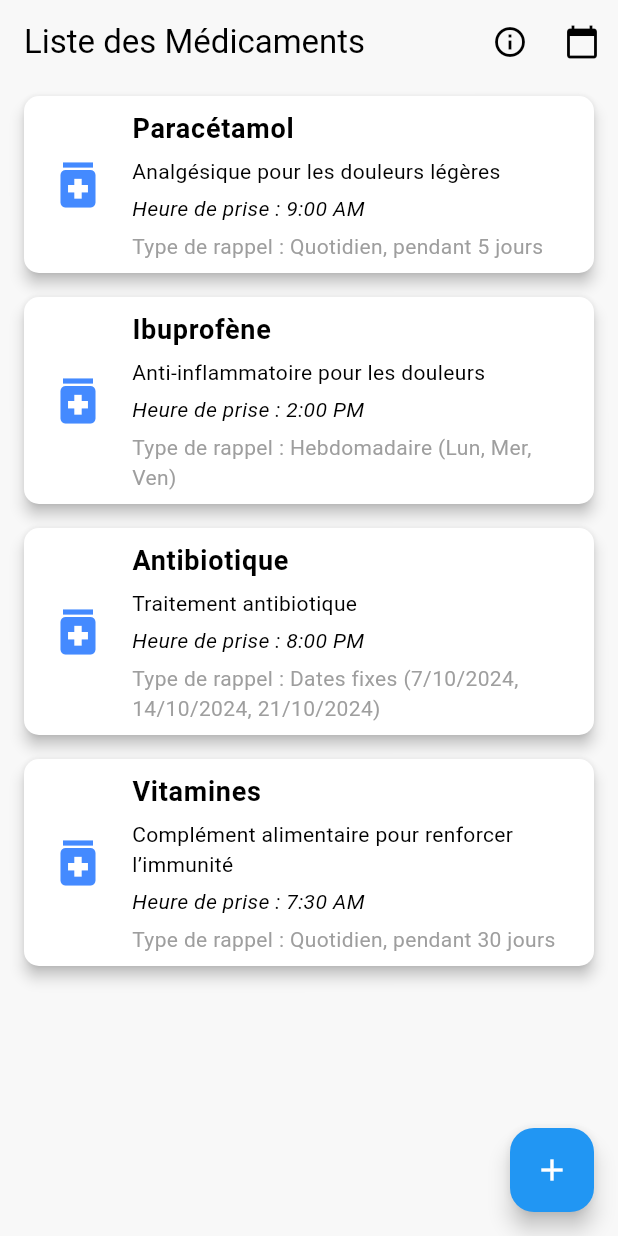
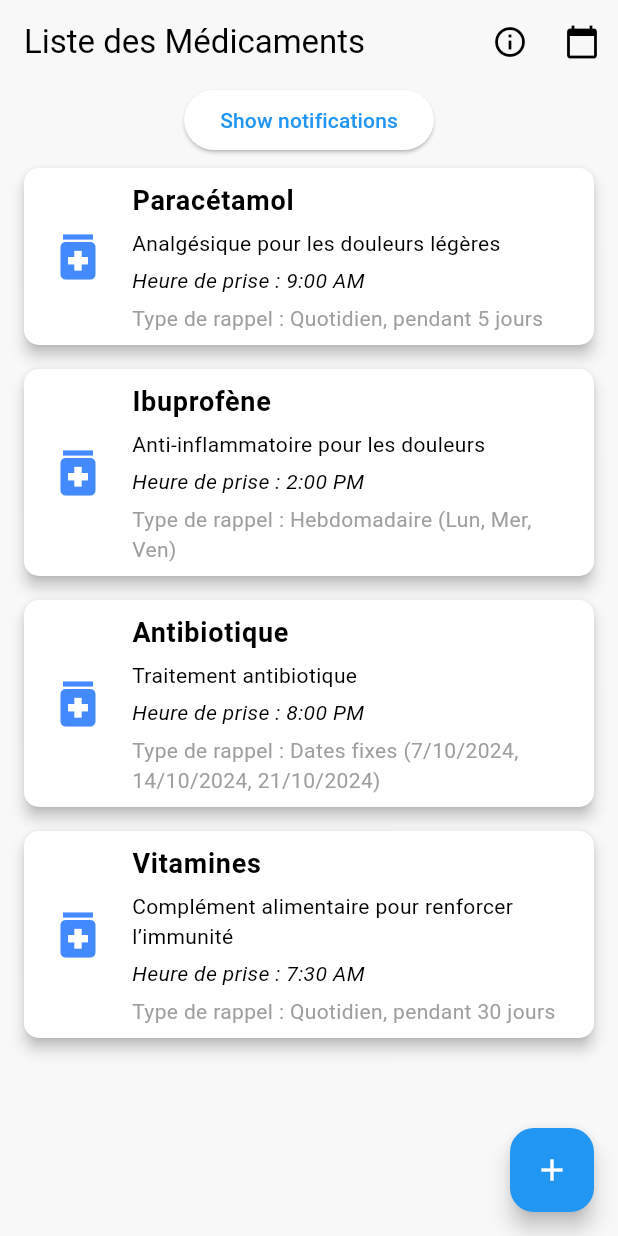
Before and after one commit to Bowo73/Workshop_E1I1_EPSI, a Flutter app: the screen it shows after launch, on a phone screen of 412 x 824 dp. Run offline on Flutter 3.47's test engine with Material 3 defaults, Android fonts, the phone set to English and light mode, and no system bars; our stand-ins replace flutter_local_notifications, table_calendar.

Commit message:
notifications

```diff
--- a/meditrack/lib/main.dart
+++ b/meditrack/lib/main.dart
@@ -1,8 +1,10 @@
-// ... autres imports
 import 'package:flutter/material.dart';
 import 'package:meditrack/modules/home/view.dart';
+import 'package:meditrack/services/notifi_service.dart';
 
 void main() {
+  WidgetsFlutterBinding.ensureInitialized();
+  NotificationService().initNotification();
   runApp(const MainApp());
 }
 
--- a/meditrack/lib/modules/home/view.dart
+++ b/meditrack/lib/modules/home/view.dart
@@ -3,8 +3,10 @@ import 'package:meditrack/modules/calendar/view.dart';
 import 'package:meditrack/modules/emergency/view.dart';
 import 'package:meditrack/modules/medic/viewAddMedic.dart'; // Importation de la vue pour ajouter un médicament
 import 'package:meditrack/modules/medic/viewDetails.dart'; // Importation de la vue pour afficher les détails d'un médicament
+import 'package:meditrack/services/notifi_service.dart';
 import 'package:meditrack/src/models/medic.dart'; // Importation du modèle Medic
 import 'package:meditrack/src/utils/getFunction.dart'; // Importation des fonctions utilitaires pour gérer les rappels
+
 import '../../src/data/medics.dart'; // Importation de la liste des médicaments
 
 // Classe principale de la vue d'accueil
@@ -50,11 +52,24 @@ class _HomeViewState extends State<HomeView> {
           ),
         ],
       ),
-      body: ListView.builder(
-        itemCount: medicList.length, // Nombre total d'éléments dans la liste
+      body: Column(
+        children: [
+          ElevatedButton(
+            child: const Text('Show notifications'),
+            onPressed: () {
+              NotificationService().showNotification(
+                title: 'Sample title',
+                body: 'It works!',
+              );
+            },
+          ),
+          Expanded(
+            child: ListView.builder(
+              itemCount:
+                  medicList.length, // Nombre total d'éléments dans la liste
               itemBuilder: (context, index) {
-          final medic =
-              medicList[index]; // Récupération du médicament à l'index actuel
+                final medic = medicList[
+                    index]; // Récupération du médicament à l'index actuel
 
                 return Card(
                   margin: const EdgeInsets.symmetric(
@@ -112,6 +127,9 @@ class _HomeViewState extends State<HomeView> {
                 );
               },
             ),
+          ),
+        ],
+      ),
       floatingActionButton: FloatingActionButton(
         onPressed: () async {
           // Action lors du tap sur le bouton flottant
--- a/meditrack/pubspec.yaml
+++ b/meditrack/pubspec.yaml
@@ -9,6 +9,7 @@ environment:
 dependencies:
   flutter:
     sdk: flutter
+  flutter_local_notifications: ^17.2.3
   table_calendar: ^3.1.2
 
 dev_dependencies:
```
Also changed, not shown: meditrack/lib/services/notifi_service.dart (added, +57 -0 lines), meditrack/pubspec.lock, 2 other files. Lines whose indentation alone changed are shown as unchanged.
